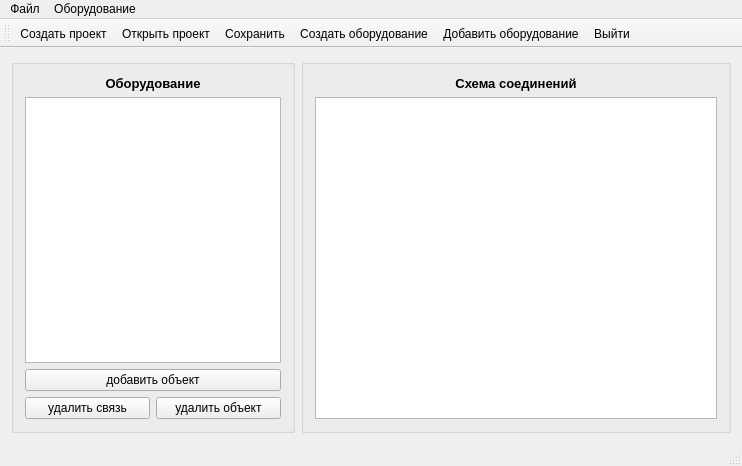
This is mainwindow.ui in VampireVol/NetworkDiagramEditor as Qt 5 draws it before an edit. The edited form follows.
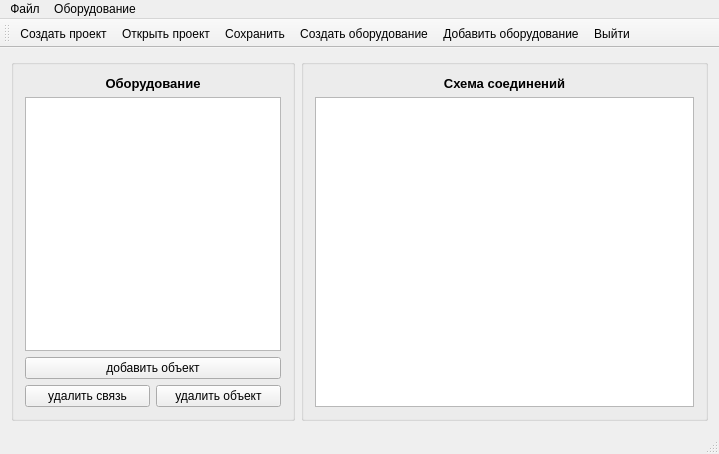
This is the edited form. Icons and pictures are not drawn.

The edit to the form file:
```diff
--- a/mainwindow.ui
+++ b/mainwindow.ui
@@ -6,8 +6,8 @@
    <rect>
     <x>0</x>
     <y>0</y>
-    <width>742</width>
-    <height>466</height>
+    <width>719</width>
+    <height>454</height>
    </rect>
   </property>
   <property name="windowTitle">
@@ -114,7 +114,7 @@
     <rect>
      <x>0</x>
      <y>0</y>
-     <width>742</width>
+     <width>719</width>
      <height>21</height>
     </rect>
    </property>
```
Left out of the diff: 22 changed lines with no effect on the pictures.
